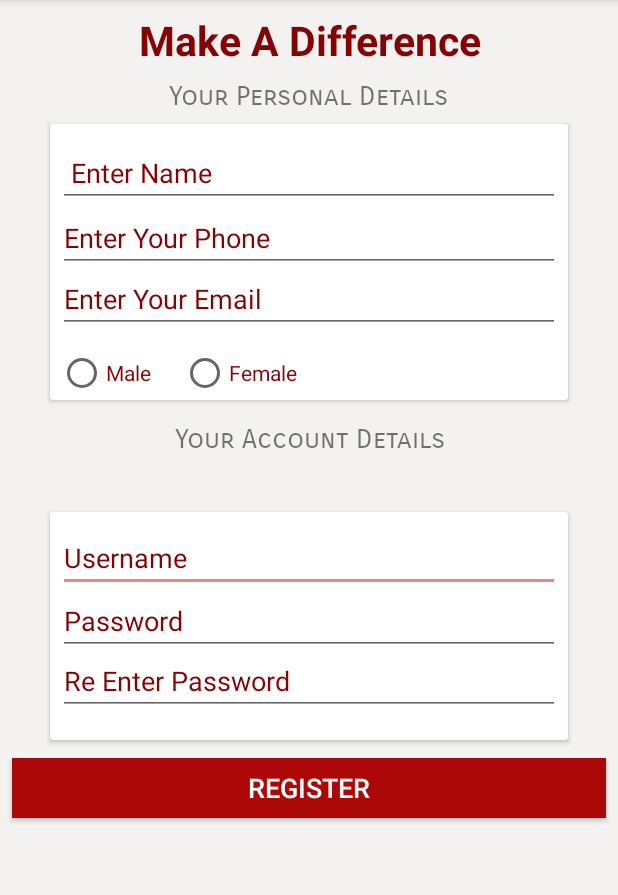
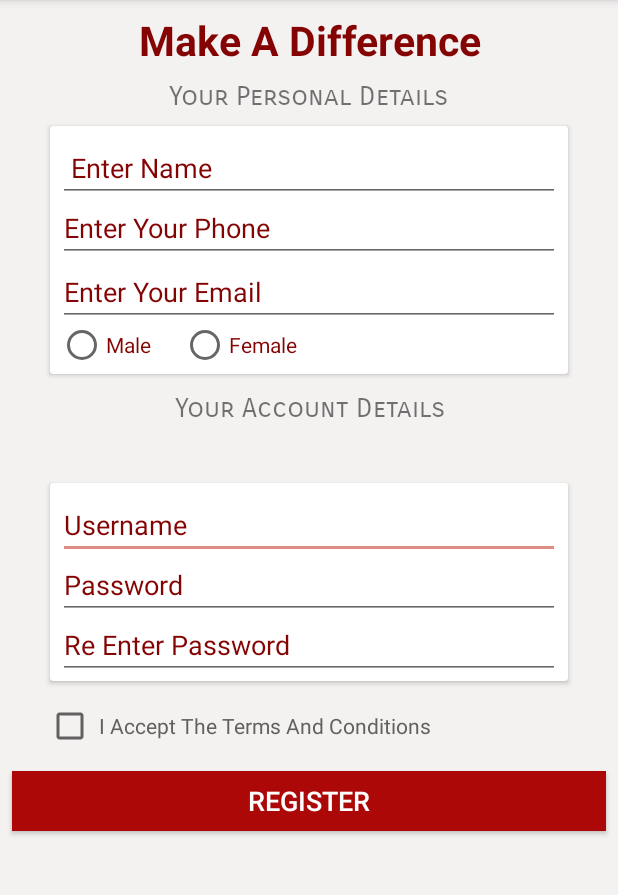
Before and after one commit to rashiarora/Negruption_r, an Android app: the RegisterActivity screen opened directly, with no data from a screen before it, on a phone screen of 412 x 824 dp, the part 84-979 px from its top. Run offline under Robolectric (Android 15) with nearby library versions, the light colour scheme and no system bars; our stand-ins replace Volley; network calls fail.

Commit message:
Ninth Commit

```diff
--- a/app/src/main/res/layout/activity_register.xml
+++ b/app/src/main/res/layout/activity_register.xml
@@ -56,7 +56,7 @@
         android:text="Your Account Details"
         android:fontFamily="sans-serif-smallcaps"
         android:textSize="18dp"
-        android:layout_marginTop="15dp"
+        android:layout_marginTop="12dp"
         app:layout_constraintTop_toBottomOf="@+id/highcardView"
         android:layout_marginLeft="8dp"
         app:layout_constraintLeft_toLeftOf="parent"
@@ -71,29 +71,30 @@
 
     <Button
         android:id="@+id/btnRegister1"
-        android:layout_width="match_parent"
+        android:layout_width="0dp"
         android:layout_height="40dp"
         android:text="Register"
         android:textSize="18dp"
         android:background="@color/colorPrimary"
         android:textColor="#ffffff"
-        android:layout_marginTop="12dp"
+        android:layout_marginTop="60dp"
         app:layout_constraintTop_toBottomOf="@+id/lowcard"
         android:layout_marginLeft="8dp"
         app:layout_constraintLeft_toLeftOf="parent"
         android:layout_marginRight="8dp"
         app:layout_constraintRight_toRightOf="parent"
         android:layout_marginStart="8dp"
-        android:layout_marginEnd="8dp" />
+        android:layout_marginEnd="8dp"
+        app:layout_constraintHorizontal_bias="0.0" />
 
     <android.support.v7.widget.CardView
         android:id="@+id/lowcard"
         android:layout_width="345dp"
-        android:layout_height="152dp"
+        android:layout_height="132dp"
         android:layout_marginBottom="8dp"
         android:layout_marginLeft="8dp"
         android:layout_marginRight="8dp"
-        android:layout_marginTop="29dp"
+        android:layout_marginTop="20dp"
         app:layout_constraintBottom_toBottomOf="parent"
         app:layout_constraintLeft_toLeftOf="parent"
         app:layout_constraintRight_toRightOf="parent"
@@ -109,7 +110,7 @@
             android:ems="10"
             android:inputType="textPersonName"
             android:hint="Username"
-            android:layout_marginTop="8dp"
+            android:layout_marginTop="5dp"
             android:layout_marginLeft="5dp"
             android:layout_marginRight="5dp"
             android:textColor="@color/colorPrimaryDark"
@@ -124,7 +125,7 @@
             android:ems="10"
             android:inputType="textPassword"
             android:hint="Password"
-            android:layout_marginTop="50dp"
+            android:layout_marginTop="45dp"
             android:layout_marginLeft="5dp"
             android:layout_marginRight="5dp"
             android:textColor="@color/colorPrimaryDark"
@@ -140,7 +141,7 @@
             android:ems="10"
             android:inputType="textPassword"
             android:hint="Re Enter Password"
-            android:layout_marginTop="90dp"
+            android:layout_marginTop="85dp"
             android:layout_marginLeft="5dp"
             android:layout_marginRight="5dp"
             android:textColor="@color/colorPrimaryDark"
@@ -153,7 +154,7 @@
     <android.support.v7.widget.CardView
         android:id="@+id/highcardView"
         android:layout_width="345dp"
-        android:layout_height="184dp"
+        android:layout_height="165dp"
         android:layout_marginBottom="8dp"
         android:layout_marginEnd="8dp"
         android:layout_marginLeft="8dp"
@@ -172,7 +173,7 @@
             android:layout_height="wrap_content"
             android:layout_marginLeft="5dp"
             android:layout_marginRight="5dp"
-            android:layout_marginTop="10dp"
+            android:layout_marginTop="5dp"
             android:ems="10"
             android:hint=" Enter Name"
             android:inputType="textPersonName"
@@ -187,7 +188,7 @@
             android:layout_width="match_parent"
             android:layout_height="wrap_content"
             android:ems="10"
-            android:layout_marginTop="53dp"
+            android:layout_marginTop="45dp"
             android:inputType="phone"
             android:hint="Enter Your Phone"
             android:layout_marginLeft="5dp"
@@ -201,7 +202,7 @@
             android:layout_width="match_parent"
             android:layout_height="wrap_content"
             android:ems="10"
-            android:layout_marginTop="94dp"
+            android:layout_marginTop="88dp"
             android:inputType="textEmailAddress"
             android:hint="Enter Your Email"
             android:layout_marginLeft="5dp"
@@ -222,7 +223,7 @@
                 android:layout_height="wrap_content"
                 android:text="Male"
                 android:textColor="@color/colorPrimaryDark"
-                android:layout_marginTop="150dp"
+                android:layout_marginTop="130dp"
                 android:layout_marginLeft="5dp"
                 />
 
@@ -232,7 +233,7 @@
                 android:layout_height="wrap_content"
                 android:text="Female"
                 android:textColor="@color/colorPrimaryDark"
-                android:layout_marginTop="150dp"
+                android:layout_marginTop="130dp"
                 android:layout_marginLeft="20dp"
                 />
         </RadioGroup>
@@ -240,4 +241,20 @@
 
     </android.support.v7.widget.CardView>
 
+    <CheckBox
+        android:id="@+id/checkBox"
+        android:layout_width="wrap_content"
+        android:layout_height="wrap_content"
+        android:text=" I Accept The Terms And Conditions"
+        android:textSize="14dp"
+        android:textColor="@color/gray"
+        android:layout_marginTop="8dp"
+        app:layout_constraintTop_toBottomOf="@+id/lowcard"
+        android:layout_marginBottom="8dp"
+        app:layout_constraintBottom_toTopOf="@+id/btnRegister1"
+        android:layout_marginRight="95dp"
+        app:layout_constraintRight_toRightOf="parent"
+        android:layout_marginLeft="1dp"
+        app:layout_constraintLeft_toLeftOf="parent" />
+
 </android.support.constraint.ConstraintLayout>
--- a/app/src/main/res/layout/honest_list_item.xml
+++ b/app/src/main/res/layout/honest_list_item.xml
@@ -80,7 +80,7 @@
             android:id="@+id/textViewViews_honest"
             android:layout_width="wrap_content"
             android:layout_height="wrap_content"
-            android:layout_marginLeft="305dp"
+            android:layout_marginLeft="303dp"
             android:layout_marginTop="9dp"
             android:text="Vs" />
 
--- a/app/src/main/res/layout/stories_list_item.xml
+++ b/app/src/main/res/layout/stories_list_item.xml
@@ -80,7 +80,7 @@
             android:id="@+id/textViewViews"
             android:layout_width="wrap_content"
             android:layout_height="wrap_content"
-            android:layout_marginLeft="305dp"
+            android:layout_marginLeft="303dp"
             android:layout_marginTop="9dp"
             android:text="Vs" />
 
--- a/app/src/main/res/layout/your_stories_list.xml
+++ b/app/src/main/res/layout/your_stories_list.xml
@@ -80,7 +80,7 @@
             android:id="@+id/textViewyViews"
             android:layout_width="wrap_content"
             android:layout_height="wrap_content"
-            android:layout_marginLeft="305dp"
+            android:layout_marginLeft="303dp"
             android:layout_marginTop="9dp"
             android:text="Vs" />
 
```
